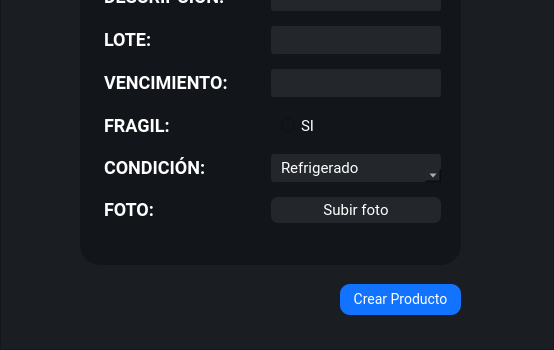
Above: Interfaces/main/nuevo_producto_ui.ui from juanignaciocansillieri/Proyecto-Final before the change; both pictures show x 0 to 554 and y 306 to 656 of the 554 by 656 pixel window. Below: the same form after it.
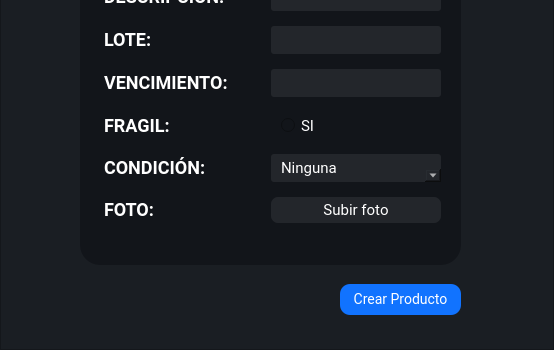
That is the form after the change.

Commit message: Agregando opcion ninguna a agre.prod

Patch:
```diff
--- a/Interfaces/main/nuevo_producto_ui.ui
+++ b/Interfaces/main/nuevo_producto_ui.ui
@@ -477,7 +477,7 @@
 </string>
            </property>
            <property name="currentText">
-            <string>Refrigerado</string>
+            <string>Ninguna</string>
            </property>
            <property name="currentIndex">
             <number>0</number>
@@ -494,6 +494,11 @@
            <property name="frame">
             <bool>true</bool>
            </property>
+           <item>
+            <property name="text">
+             <string>Ninguna</string>
+            </property>
+           </item>
            <item>
             <property name="text">
              <string>Refrigerado</string>
```
The commit also changes 2 other files.
